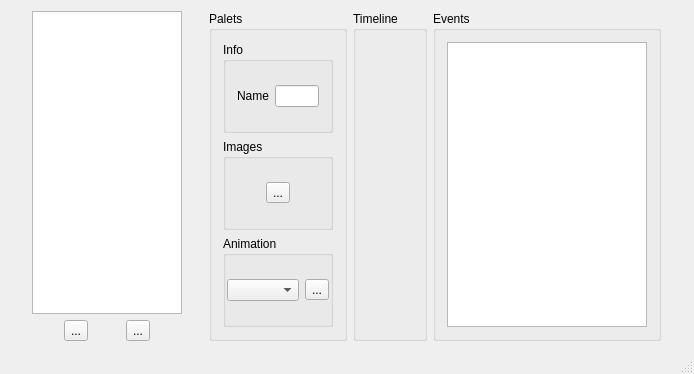
The window that mainwindow.ui (wasedaigo/samancing-roga) describes before a commit, drawn with Qt 5.
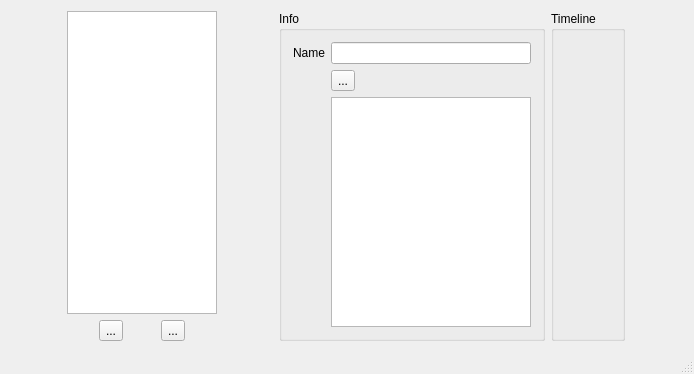
The same window after the commit. Icons and pictures are not drawn.

What changed in the file:
```diff
--- a/mainwindow.ui
+++ b/mainwindow.ui
@@ -89,12 +89,6 @@
            <enum>QLayout::SetDefaultConstraint</enum>
           </property>
           <item>
-           <widget class="QGroupBox" name="paletBox">
-            <property name="title">
-             <string>Palets</string>
-            </property>
-            <layout class="QVBoxLayout" name="verticalLayout_2">
-             <item>
               <widget class="QGroupBox" name="gridInfoBox">
                <property name="sizePolicy">
                 <sizepolicy hsizetype="Preferred" vsizetype="Minimum">
@@ -134,16 +128,7 @@
                   </property>
                  </widget>
                 </item>
-               </layout>
-              </widget>
-             </item>
-             <item>
-              <widget class="QGroupBox" name="imagePaletGroupBox">
-               <property name="title">
-                <string>Images</string>
-               </property>
-               <layout class="QHBoxLayout" name="horizontalLayout_3">
-                <item>
+             <item row="1" column="1">
                  <widget class="QToolButton" name="showPaletButton_1">
                   <property name="text">
                    <string>...</string>
@@ -165,64 +150,7 @@
                   </property>
                  </widget>
                 </item>
-               </layout>
-              </widget>
-             </item>
-             <item>
-              <widget class="QGroupBox" name="horizontalGroupBox">
-               <property name="title">
-                <string>Animation</string>
-               </property>
-               <layout class="QHBoxLayout" name="animationPaletBox">
-                <property name="leftMargin">
-                 <number>1</number>
-                </property>
-                <property name="rightMargin">
-                 <number>1</number>
-                </property>
-                <item>
-                 <layout class="QHBoxLayout" name="horizontalLayout_8">
-                  <item>
-                   <widget class="QComboBox" name="animationComboBox"/>
-                  </item>
-                 </layout>
-                </item>
-                <item>
-                 <widget class="QToolButton" name="showSubAnimationButton">
-                  <property name="text">
-                   <string>...</string>
-                  </property>
-                  <property name="icon">
-                   <iconset>
-                    <normaloff>resource/play.png</normaloff>
-                    <normalon>resource/play_down.png</normalon>resource/play.png</iconset>
-                  </property>
-                  <property name="checkable">
-                   <bool>true</bool>
-                  </property>
-                 </widget>
-                </item>
-               </layout>
-              </widget>
-             </item>
-            </layout>
-           </widget>
-          </item>
-          <item>
-           <widget class="QGroupBox" name="horizontalGroupBox">
-            <property name="title">
-             <string>Timeline</string>
-            </property>
-            <layout class="QHBoxLayout" name="timelineContainer"/>
-           </widget>
-          </item>
-          <item>
-           <widget class="QGroupBox" name="horizontalGroupBox_2">
-            <property name="title">
-             <string>Events</string>
-            </property>
-            <layout class="QHBoxLayout" name="timelineContainer_5">
-             <item>
+             <item row="2" column="1">
               <widget class="QTableWidget" name="tableWidget">
                <property name="sizePolicy">
                 <sizepolicy hsizetype="Fixed" vsizetype="Preferred">
@@ -241,6 +169,14 @@
             </layout>
            </widget>
           </item>
+          <item>
+           <widget class="QGroupBox" name="horizontalGroupBox">
+            <property name="title">
+             <string>Timeline</string>
+            </property>
+            <layout class="QHBoxLayout" name="timelineContainer"/>
+           </widget>
+          </item>
          </layout>
         </item>
         <item>
```
Lines whose indentation alone changed are shown as unchanged.
